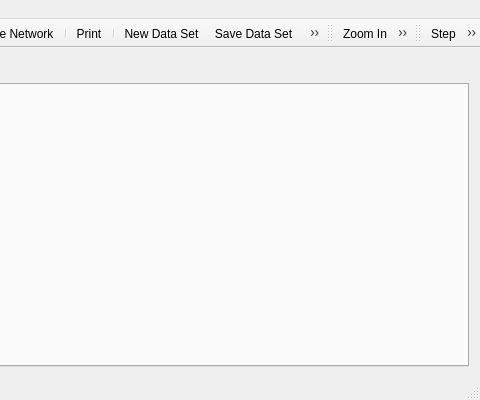
chalcolith/neurolab, file src/neurogui/mainwindow.ui: the form before one commit; both pictures show x 317 to 797 and y 0 to 400 of the 797 by 400 pixel window.
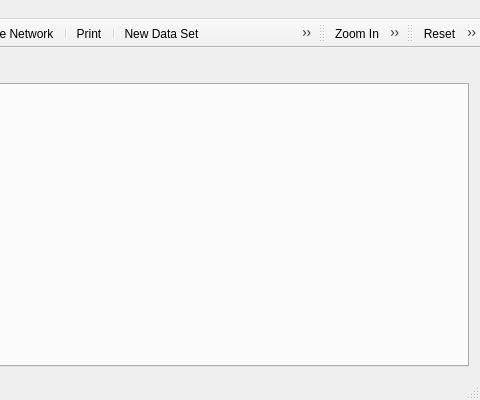
The form after the commit. Icons and pictures are not drawn.

What changed in the file:
```diff
--- a/src/neurogui/mainwindow.ui
+++ b/src/neurogui/mainwindow.ui
@@ -221,8 +221,8 @@
    <attribute name="toolBarBreak">
     <bool>false</bool>
    </attribute>
-   <addaction name="action_Step"/>
    <addaction name="action_Reset"/>
+   <addaction name="action_Step"/>
   </widget>
   <action name="action_Open">
    <property name="icon">
```
Left out of the diff: 6 changed lines with no effect on the pictures.
